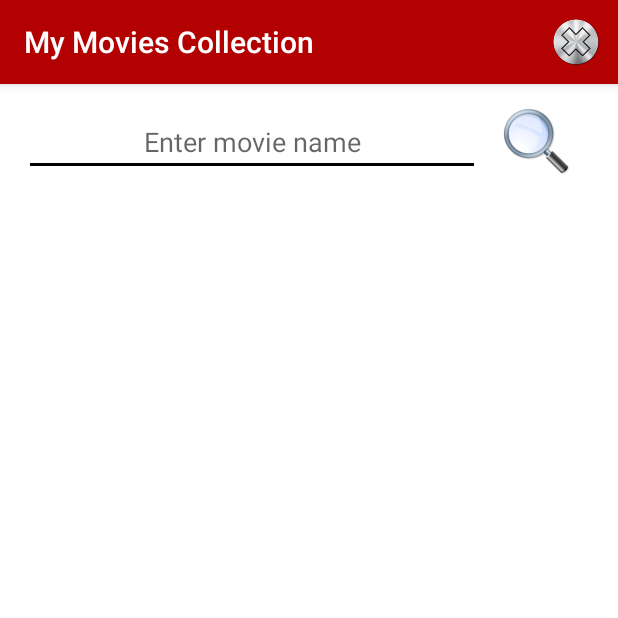
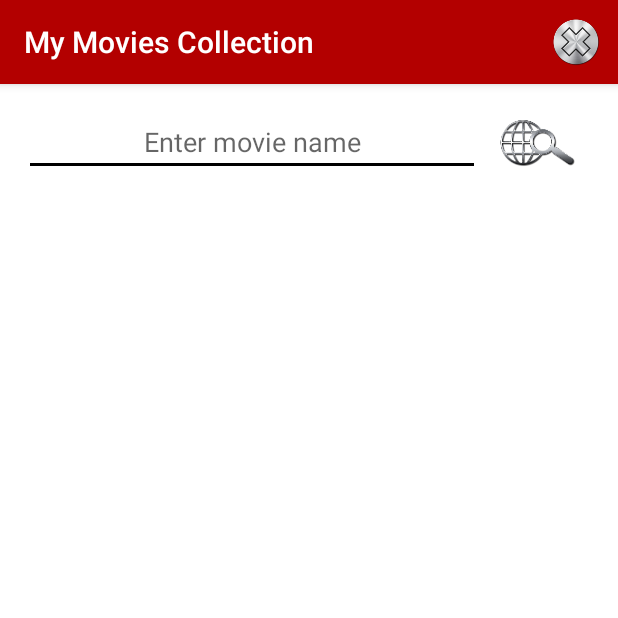
Before and after one commit to sandinou/MyMoviesCollection, an Android app: the InternetSearchActivity screen opened directly, with no data from a screen before it, on a phone screen of 412 x 824 dp, the top half of it. Run offline under Robolectric (Android 15) with nearby library versions, the phone set to English and light mode, and no system bars.

Commit message:
Initial commit

```diff
--- a/app/src/main/java/com/project1v2mymoviescollection/Activities/InternetSearchActivity.java
+++ b/app/src/main/java/com/project1v2mymoviescollection/Activities/InternetSearchActivity.java
@@ -55,7 +55,7 @@ public class InternetSearchActivity extends AppCompatActivity {
 
         adapter = new InternetMovieAdapter(this,R.layout.internet_my_list_item);
 
-       /* searchET.addTextChangedListener(new TextWatcher() {
+        searchET.addTextChangedListener(new TextWatcher() {
 
             @Override
             public void beforeTextChanged(CharSequence s, int start, int count, int after) {
@@ -64,25 +64,26 @@ public class InternetSearchActivity extends AppCompatActivity {
 
             @Override
             public void onTextChanged(CharSequence s, int start, int before, int count) {
-                t=searchET.getText().toString().replaceAll(" ","+");
+               /* t=searchET.getText().toString().replaceAll(" ","+");
 
                 if (!t.trim().equals("")) {
                     //DownloadMovieTitle downloadMovieTitle = new DownloadMovieTitle();
                     //downloadMovieTitle.execute();
                 }
                 else
-                    adapter.clear();
+                    adapter.clear();*/
             }
 
             @Override
             public void afterTextChanged(Editable s) {
+                t=searchET.getText().toString().replaceAll(" ","+");
                 adapter.clear();
                 DownloadMovieTitle downloadMovieTitle = new DownloadMovieTitle();
                 downloadMovieTitle.execute();
                 //if (t.trim().equals(""))
                   //  Toast.makeText(InternetSearchActivity.this, "Enter title !!", Toast.LENGTH_SHORT).show();
             }
-        });*/
+        });
 
         searchBtn.setOnClickListener(new View.OnClickListener() {
             @Override
--- a/app/src/main/res/layout/activity_internet_search.xml
+++ b/app/src/main/res/layout/activity_internet_search.xml
@@ -34,12 +34,12 @@
         <ImageButton
             android:layout_width="0dp"
             android:layout_height="match_parent"
-            app:srcCompat="@drawable/search"
+            app:srcCompat="@drawable/internet_search"
             android:id="@+id/searchBtn"
             android:layout_weight="0.5"
-            android:scaleType="fitCenter"
             android:background="@android:drawable/screen_background_light_transparent"
-            android:contentDescription="@string/search_image" />
+            android:contentDescription="@string/search_image"
+            android:scaleType="centerCrop" />
 
     </LinearLayout>
 
```
Also changed, not shown: app/src/main/res/drawable/internet_search.png (added).
